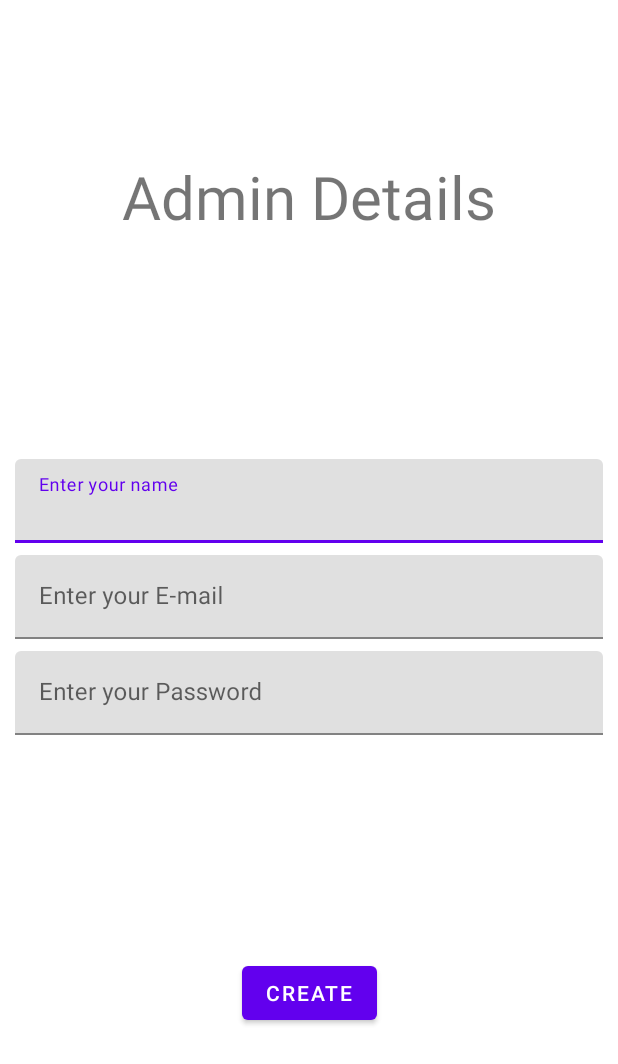
After one commit to NextGen-Coder/Intern-Management-System, an Android app: the CreateAdminActivity screen opened directly, with no data from a screen before it, on a phone screen of 412 x 824 dp. The commit adds this screen. Shown: the top 1064 px of the screen. Run offline under Robolectric (Android 15) with nearby library versions, the phone set to English and light mode, and no system bars.

Commit message:
Added create admin activity

```diff
--- a/app/src/main/AndroidManifest.xml
+++ b/app/src/main/AndroidManifest.xml
@@ -9,6 +9,11 @@
         android:roundIcon="@mipmap/ic_launcher_round"
         android:supportsRtl="true"
         android:theme="@style/Theme.InternsManagementSystem">
+        <activity
+            android:name=".CreateAdminActivity"
+            android:exported="true" >
+
+        </activity>
         <activity android:name=".MainActivity">
             <intent-filter>
                 <action android:name="android.intent.action.MAIN" />
--- /dev/null
+++ b/app/src/main/java/co/in/nextgencoder/internsmanagementsystem/CreateAdminActivity.java
@@ -0,0 +1,14 @@
+package co.in.nextgencoder.internsmanagementsystem;
+
+import androidx.appcompat.app.AppCompatActivity;
+
+import android.os.Bundle;
+
+public class CreateAdminActivity extends AppCompatActivity {
+
+    @Override
+    protected void onCreate(Bundle savedInstanceState) {
+        super.onCreate(savedInstanceState);
+        setContentView(R.layout.activity_create_admin);
+    }
+}
--- /dev/null
+++ b/app/src/main/res/layout/activity_create_admin.xml
@@ -0,0 +1,81 @@
+<?xml version="1.0" encoding="utf-8"?>
+<androidx.constraintlayout.widget.ConstraintLayout xmlns:android="http://schemas.android.com/apk/res/android"
+    xmlns:app="http://schemas.android.com/apk/res-auto"
+    xmlns:tools="http://schemas.android.com/tools"
+    android:layout_width="match_parent"
+    android:layout_height="match_parent"
+    tools:context=".CreateAdminActivity">
+
+
+    <TextView
+        android:id="@+id/textviewAdmin"
+        android:layout_width="match_parent"
+        android:layout_height="wrap_content"
+        android:layout_marginTop="104dp"
+        android:text="@string/admin_details"
+        android:textAlignment="center"
+        android:textSize="40dp"
+        app:layout_constraintEnd_toEndOf="parent"
+        app:layout_constraintHorizontal_bias="1.0"
+        app:layout_constraintStart_toStartOf="parent"
+        app:layout_constraintTop_toTopOf="parent" />
+
+    <LinearLayout
+        android:id="@+id/linearLayout"
+        android:layout_width="match_parent"
+        android:layout_height="wrap_content"
+        android:orientation="vertical"
+        android:padding="10dp"
+        app:layout_constraintBottom_toTopOf="@+id/button"
+        app:layout_constraintEnd_toEndOf="parent"
+        app:layout_constraintStart_toStartOf="parent"
+        app:layout_constraintTop_toBottomOf="@+id/textviewAdmin">
+
+        <com.google.android.material.textfield.TextInputLayout
+            android:layout_width="match_parent"
+            android:layout_height="wrap_content">
+
+            <com.google.android.material.textfield.TextInputEditText
+                android:layout_width="match_parent"
+                android:layout_height="wrap_content"
+                android:hint="@string/enter_your_name" />
+        </com.google.android.material.textfield.TextInputLayout>
+
+        <com.google.android.material.textfield.TextInputLayout
+            android:layout_width="match_parent"
+            android:layout_height="wrap_content">
+
+            <com.google.android.material.textfield.TextInputEditText
+                android:layout_width="match_parent"
+                android:layout_height="wrap_content"
+                android:hint="@string/enter_your_e_mail"
+                android:layout_marginVertical="8sp"
+                />
+
+        </com.google.android.material.textfield.TextInputLayout>
+
+        <com.google.android.material.textfield.TextInputLayout
+            android:layout_width="match_parent"
+            android:layout_height="wrap_content">
+
+            <com.google.android.material.textfield.TextInputEditText
+                android:layout_width="match_parent"
+                android:layout_height="wrap_content"
+                android:hint="@string/enter_your_password"
+               />
+        </com.google.android.material.textfield.TextInputLayout>
+
+    </LinearLayout>
+
+    <Button
+        android:id="@+id/button"
+        android:layout_width="wrap_content"
+        android:layout_height="wrap_content"
+        android:text="@string/create"
+        app:layout_constraintBottom_toBottomOf="parent"
+        app:layout_constraintEnd_toEndOf="parent"
+        app:layout_constraintStart_toStartOf="parent"
+        app:layout_constraintTop_toBottomOf="@+id/linearLayout" />
+
+
+</androidx.constraintlayout.widget.ConstraintLayout>
--- a/app/src/main/res/values-night/themes.xml
+++ b/app/src/main/res/values-night/themes.xml
@@ -1,6 +1,6 @@
 <resources xmlns:tools="http://schemas.android.com/tools">
     <!-- Base application theme. -->
-    <style name="Theme.InternsManagementSystem" parent="Theme.MaterialComponents.DayNight.DarkActionBar">
+    <style name="Theme.InternsManagementSystem" parent="Theme.MaterialComponents.DayNight.NoActionBar">
         <!-- Primary brand color. -->
         <item name="colorPrimary">@color/purple_200</item>
         <item name="colorPrimaryVariant">@color/purple_700</item>
--- a/app/src/main/res/values/strings.xml
+++ b/app/src/main/res/values/strings.xml
@@ -1,3 +1,8 @@
 <resources>
     <string name="app_name">Interns Management System</string>
+    <string name="admin_details">Admin Details</string>
+    <string name="create">Create</string>
+    <string name="enter_your_password">Enter your Password</string>
+    <string name="enter_your_name">Enter your name</string>
+    <string name="enter_your_e_mail">Enter your E-mail</string>
 </resources>
--- a/app/src/main/res/values/themes.xml
+++ b/app/src/main/res/values/themes.xml
@@ -1,6 +1,6 @@
 <resources xmlns:tools="http://schemas.android.com/tools">
     <!-- Base application theme. -->
-    <style name="Theme.InternsManagementSystem" parent="Theme.MaterialComponents.DayNight.DarkActionBar">
+    <style name="Theme.InternsManagementSystem" parent="Theme.MaterialComponents.DayNight.NoActionBar">
         <!-- Primary brand color. -->
         <item name="colorPrimary">@color/purple_500</item>
         <item name="colorPrimaryVariant">@color/purple_700</item>
```
